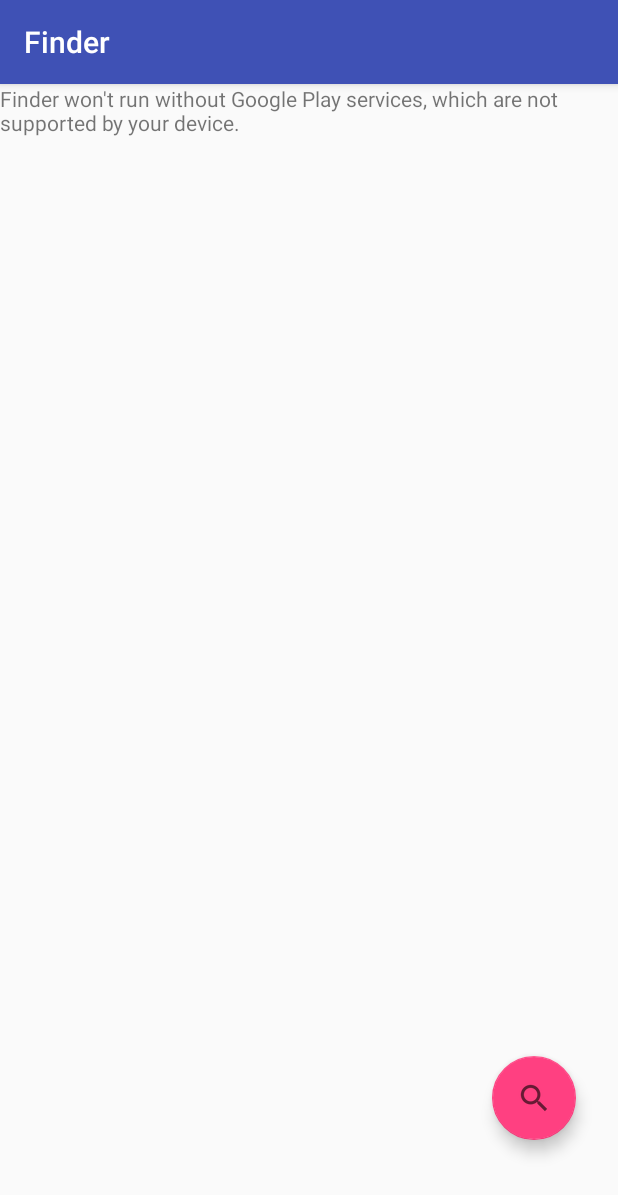
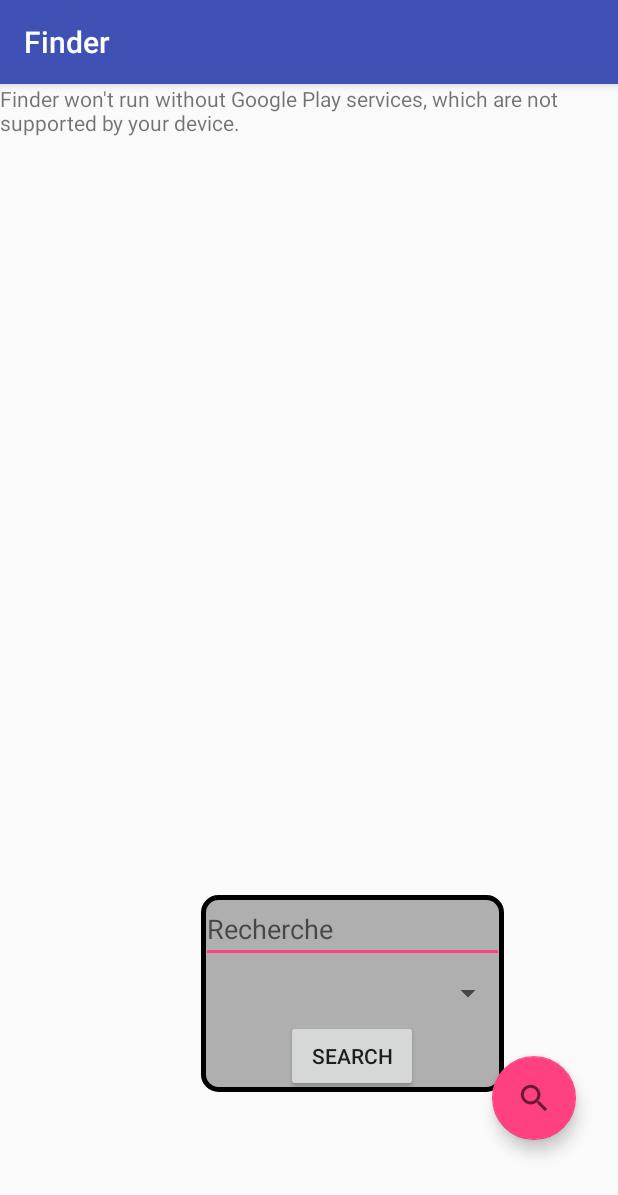
Before and after one commit to jetalabard/FinderMobile, an Android app: the fragment MapPage shown on its own in the app's theme, on a phone screen of 412 x 824 dp. Shown: the top 1195 px of the screen. Run offline under Robolectric (Android 15) with nearby library versions, the phone set to English and light mode, and no system bars; 1 statement that could not run was skipped.

Commit message:
change popup search map

```diff
--- a/app/src/main/java/fr/finder/finder/MapPage.java
+++ b/app/src/main/java/fr/finder/finder/MapPage.java
@@ -12,7 +12,10 @@ import android.support.v4.app.Fragment;
 import android.view.LayoutInflater;
 import android.view.View;
 import android.view.ViewGroup;
+import android.widget.Button;
+import android.widget.EditText;
 import android.widget.RelativeLayout;
+import android.widget.Spinner;
 
 import com.google.android.gms.maps.CameraUpdateFactory;
 import com.google.android.gms.maps.GoogleMap;
@@ -44,6 +47,8 @@ public class MapPage extends Fragment implements OnMapReadyCallback {
         View v = inflater.inflate(R.layout.fragment_map_page, container, false);
         FloatingActionButton helpSearchMapButton = (FloatingActionButton) v.findViewById(R.id.helpSearchMapButton);
         final RelativeLayout helpSearchMapBox = (RelativeLayout) v.findViewById(R.id.helpSearchMapBox);
+        Button buttonSearchMap = (Button)v.findViewById(R.id.searchMapButton);
+
         helpSearchMapButton.setOnClickListener(new View.OnClickListener() {
             @Override
             public void onClick(View view) {
@@ -53,6 +58,13 @@ public class MapPage extends Fragment implements OnMapReadyCallback {
                 else {
                     helpSearchMapBox.setVisibility(View.VISIBLE);
                 }
+            }
+        });
+
+        buttonSearchMap.setOnClickListener(new View.OnClickListener() {
+            @Override
+            public void onClick(View view) {
+                // send to server the request to have the location of the different companies
             }
         });
 
@@ -79,14 +91,15 @@ public class MapPage extends Fragment implements OnMapReadyCallback {
         map.setOnInfoWindowClickListener(new GoogleMap.OnInfoWindowClickListener() {
             @Override
             public void onInfoWindowClick(Marker marker) {
-                //Intent intent = new Intent(getActivity(), PageCompany.class);
+                //Intent intent = new Intent(getActivity(), PageCompany.class); // A changer ici Ismail !!
                 //startActivity(intent);
             }
         });
     }
 
+
     public void customAddMarker(LatLng latLng, String title, String snippet) {
-        //use when we will custom the marker
+        //use when we will custom the marker - optional
     }
 
     public LatLng getLocationFromAddress(Context context,String strAddress) {
--- /dev/null
+++ b/app/src/main/res/drawable/popupsearchboxmap.xml
@@ -0,0 +1,7 @@
+<?xml version="1.0" encoding="UTF-8"?>
+<shape xmlns:android="http://schemas.android.com/apk/res/android">
+    <solid android:color="#4D000000"/>
+    <stroke android:width="3dp" android:color="#000000" />
+    <corners android:radius="10dp"/>
+    <padding android:left="0dp" android:top="0dp" android:right="0dp" android:bottom="0dp" />
+</shape>
--- a/app/src/main/res/layout/fragment_map_page.xml
+++ b/app/src/main/res/layout/fragment_map_page.xml
@@ -36,8 +36,8 @@
         android:layout_height="131dp"
         android:layout_marginBottom="96dp"
         android:layout_marginEnd="76dp"
-        android:background="@android:color/darker_gray"
-        android:visibility="invisible"
+        android:background="@drawable/popupsearchboxmap"
+        android:visibility="visible"
         app:layout_constraintBottom_toBottomOf="parent"
         app:layout_constraintEnd_toEndOf="parent">
 
```
